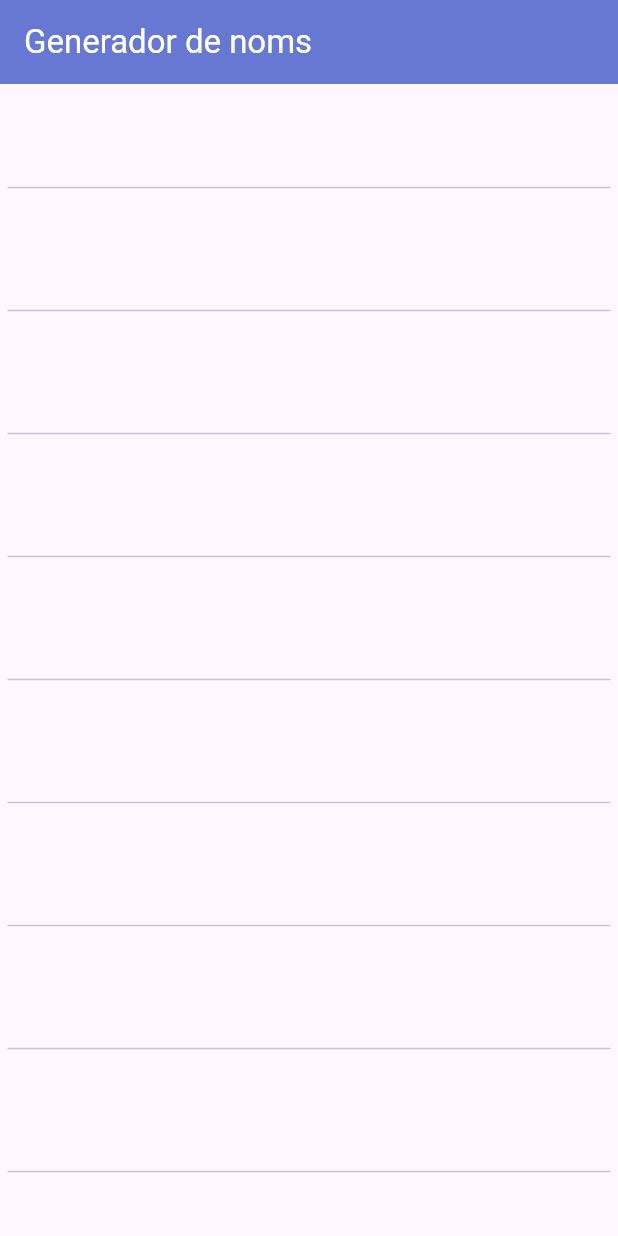
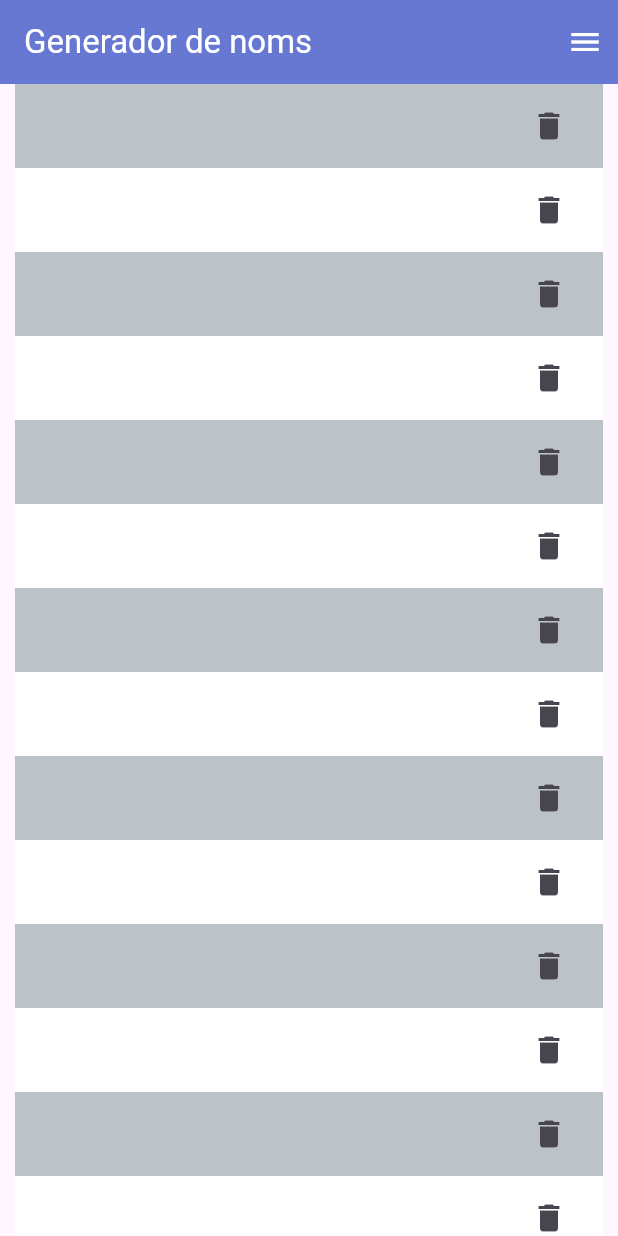
Before and after one commit to aguve/activitat_1punt2, a Flutter app: the screen it shows after launch, on a phone screen of 412 x 824 dp. Run offline on Flutter 3.47's test engine with Material 3 defaults, Android fonts, the phone set to English and light mode, and no system bars; missing offline and left inert: random_name_generator; generated files the repository leaves out were written again; statements that could not run were skipped.

Commit message:
Maquetació canviada i un parell d'icones afegides. Cap funcionalitat aplicada.

```diff
--- a/lib/main.dart
+++ b/lib/main.dart
@@ -14,9 +14,16 @@ class MyApp extends StatelessWidget {
       title: 'Generador de noms',
       home: Scaffold(
         appBar: AppBar(
+          //leading: const Icon(Icons.menu),
           backgroundColor: const Color.fromARGB(154, 3, 36, 180),
           foregroundColor: Colors.white,
           title: const Text('Generador de noms'),
+          actions: const [
+            Padding(
+              padding: EdgeInsets.only(right: 10.0),
+              child: Icon(Icons.menu),
+            ),
+          ],
         ),
         body: const Center(
           child: PeopleList()
--- a/lib/people_list.dart
+++ b/lib/people_list.dart
@@ -24,7 +24,7 @@ class _PeopleListState extends State<PeopleList> {
           }
         }
         return Padding(
-          padding: const EdgeInsets.all(5.0),
+          padding: const EdgeInsets.symmetric(horizontal: 10.0),
           child: Column(
             children: [
               ListTile(
@@ -32,8 +32,10 @@ class _PeopleListState extends State<PeopleList> {
                   _suggestions[i],
                   style: _biggerFont,
                 ),
+                tileColor: (i % 2 == 0) ? const Color.fromARGB(255, 188, 195, 199) : const Color.fromARGB(255, 255, 255, 255),
+                trailing: const Icon(Icons.delete),
               ),
-              const Divider(),
+              //const Divider(),
             ],
           ),
         );
```
